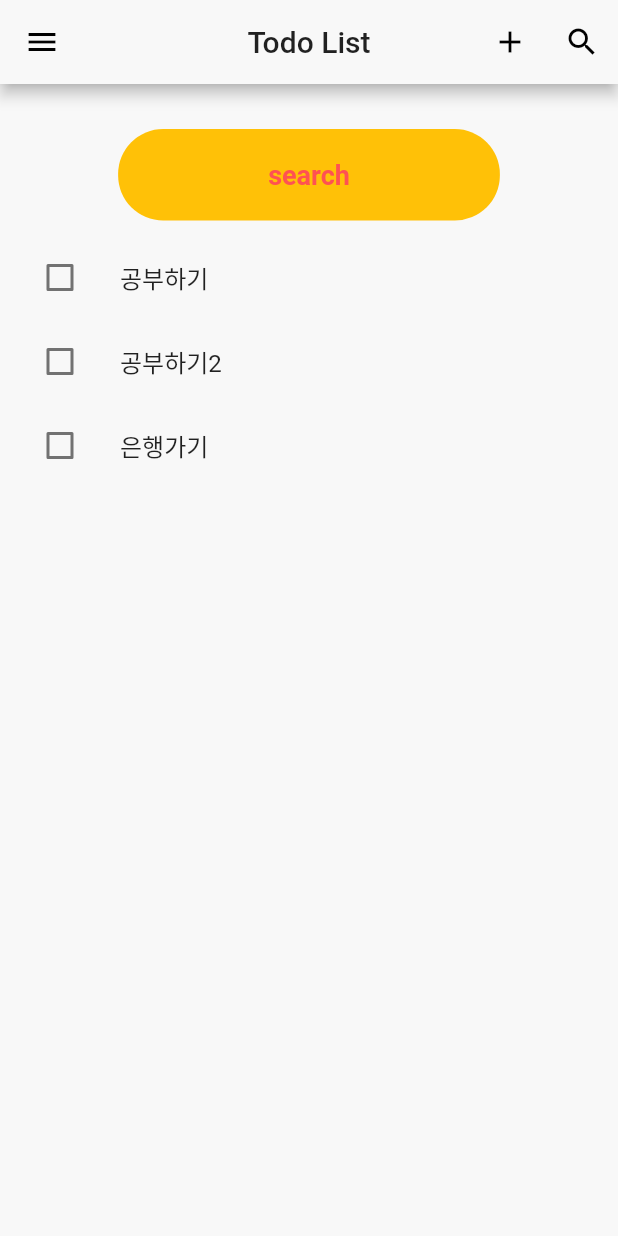
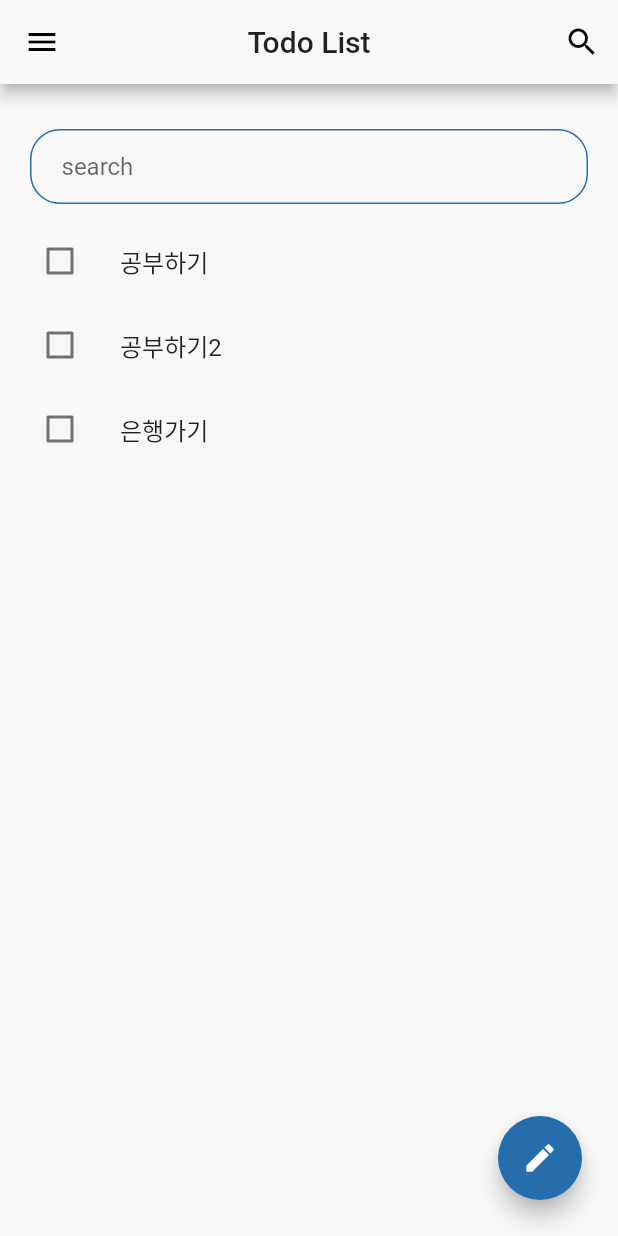
Before and after one commit to YunjiNam/flutter_todoList, a Flutter app: the screen it shows after launch, on a phone screen of 412 x 824 dp. Run offline on Flutter 3.47's test engine with Material 2 defaults, Android fonts, the phone set to English and light mode, and no system bars; drawn by our look-alikes of pull_to_refresh; our stand-ins replace bloc, equatable, flutter_bloc.

Commit message:
add: floating button add

```diff
--- a/lib/todo_list.dart
+++ b/lib/todo_list.dart
@@ -49,7 +49,18 @@ class _TodoListState extends State<TodoList> {
           title: Text('Todo List'),
           actions: [
             IconButton(
-              icon: Icon(Icons.add),
+              icon: Icon(Icons.search),
+              onPressed: () {
+                setState(() {
+                  _visible = !_visible;
+                });
+              },
+            )
+          ],
+        ),
+        floatingActionButton: Padding(
+          padding: const EdgeInsets.all(8.0),
+          child: FloatingActionButton(
             onPressed: () {
               Navigator.push(
                   context,
@@ -59,41 +70,40 @@ class _TodoListState extends State<TodoList> {
                         child: TodoAdd(),
                       )));
             },
+            backgroundColor: Color(0xFF266DAC),
+            mini: false,
+            child: Icon(Icons.edit),
           ),
-            IconButton(
-              icon: Icon(Icons.search),
-              onPressed: () {
-                setState(() {
-                  _visible = !_visible;
-                });
-              },
-            )
-          ],
         ),
-        body: Column(
+        body: Container(
+          child: Column(
             children: [
-            Visibility(
+              Padding(
+                padding: EdgeInsets.fromLTRB(20, 0, 20, 0),
+                child: Visibility(
                   visible: _visible,
                   child: Container(
+                    padding: EdgeInsets.only(left: 20),
                     decoration: BoxDecoration(
-                  color: Colors.amber,
-                  borderRadius: BorderRadius.circular(30),
+                      border: Border.all(
+                        width: 1,
+                        color: Color(0xFF266DAC),
+                      ),
+                      borderRadius: BorderRadius.circular(20),
                     ),
                     margin: const EdgeInsets.fromLTRB(0, 30, 0, 10),
-                child: Padding(
-                  padding: EdgeInsets.fromLTRB(100, 20, 100, 20),
-                  child: Text(
-                    'search',
-                    style: TextStyle(
-                        fontSize: 18,
-                        color: Colors.redAccent,
-                        fontWeight: FontWeight.bold),
+                    child: TextField(
+                      decoration: InputDecoration(
+                          hintText: 'search',
+                        border: InputBorder.none,
+                      ),
                     ),
                   ),
                 ),
               ),
               blocBody()
             ],
+          ),
         ),
         drawer: Drawer(
           child: ListView(
@@ -181,7 +191,7 @@ class _TodoListState extends State<TodoList> {
         builder: (BuildContext context) {
           return AlertDialog(
             title: Text(title),
-            content: description?.isEmpty ?? true
+            content: description == null
                 ? Text('부가적인 설명을 적지 않았습니다.')
                 : Text(description),
             actions: [
@@ -238,6 +248,7 @@ class _TodoListState extends State<TodoList> {
               )));
         } else {
           return new Center(
+
             child: CircularProgressIndicator(),
           );
         }
```
Lines whose indentation alone changed are shown as unchanged.
